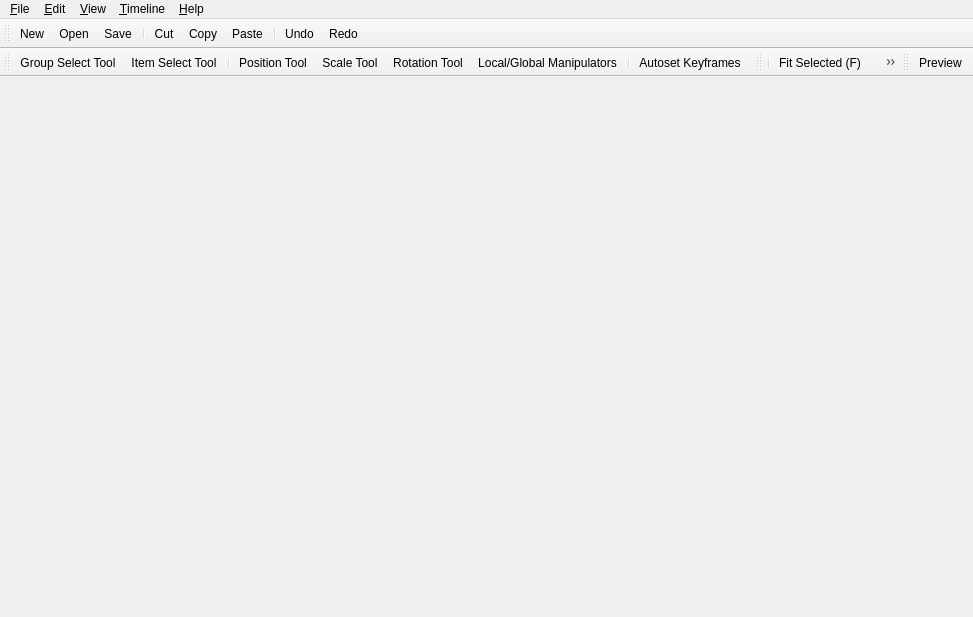
flyhex/qt3dstudio, file src/Authoring/Studio/MainFrm.ui: the form before one commit.
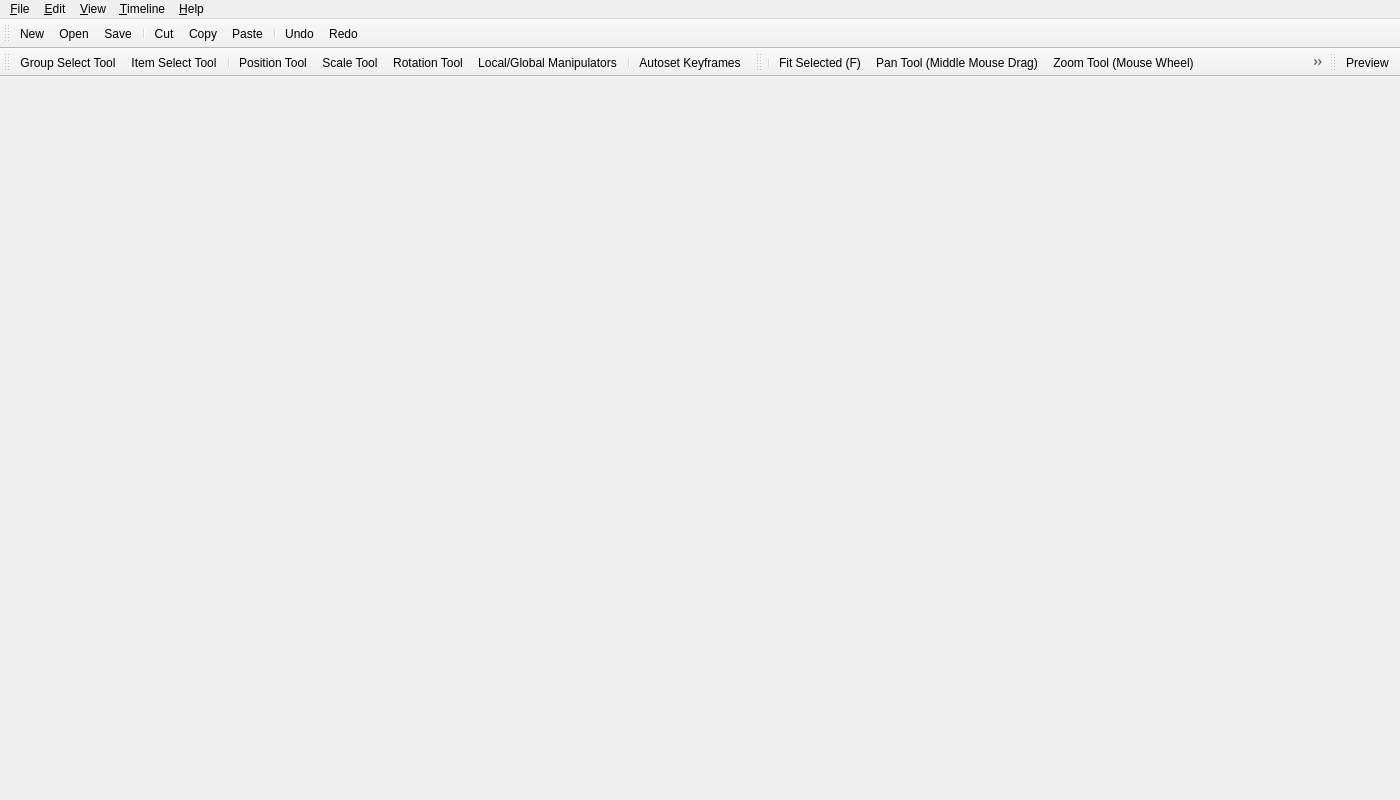
The form after the commit. Icons and pictures are not drawn. Custom widgets are drawn as their Qt base class.

Diff of the .ui file:
```diff
--- a/src/Authoring/Studio/MainFrm.ui
+++ b/src/Authoring/Studio/MainFrm.ui
@@ -6,8 +6,8 @@
    <rect>
     <x>0</x>
     <y>0</y>
-    <width>973</width>
-    <height>617</height>
+    <width>1400</width>
+    <height>800</height>
    </rect>
   </property>
   <property name="windowTitle">
@@ -23,7 +23,7 @@
     <rect>
      <x>0</x>
      <y>0</y>
-     <width>973</width>
+     <width>1400</width>
      <height>17</height>
     </rect>
    </property>
```
